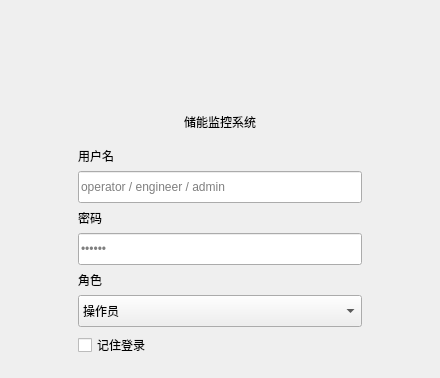
First picture: the form in login/login.ui, repository stras007/SCADA, before the edit; both pictures show x 0 to 440 and y 0 to 378 of the 440 by 560 pixel window.
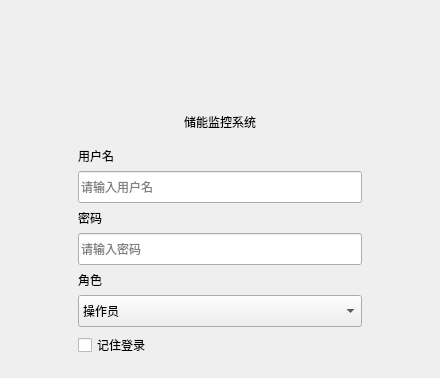
Second picture: the form after the edit.

Commit message: 添加placeholder

Diff of the .ui file:
```diff
--- a/login/login.ui
+++ b/login/login.ui
@@ -141,7 +141,7 @@
            </size>
           </property>
           <property name="placeholderText">
-           <string>operator / engineer / admin</string>
+           <string>请输入用户名</string>
           </property>
           <property name="clearButtonEnabled">
            <bool>true</bool>
@@ -167,7 +167,7 @@
            <enum>QLineEdit::EchoMode::Password</enum>
           </property>
           <property name="placeholderText">
-           <string>••••••</string>
+           <string>请输入密码</string>
           </property>
          </widget>
         </item>
```
